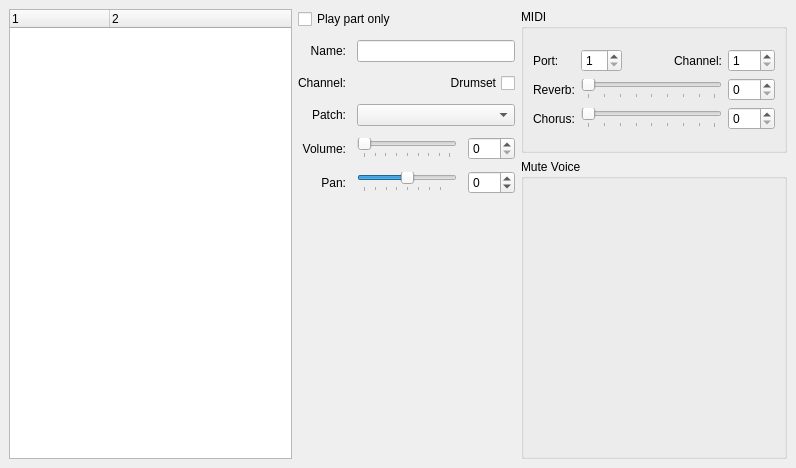
Above: mscore/mixer.ui from Obliquely/MuseScore before the change. Below: the same form after it.
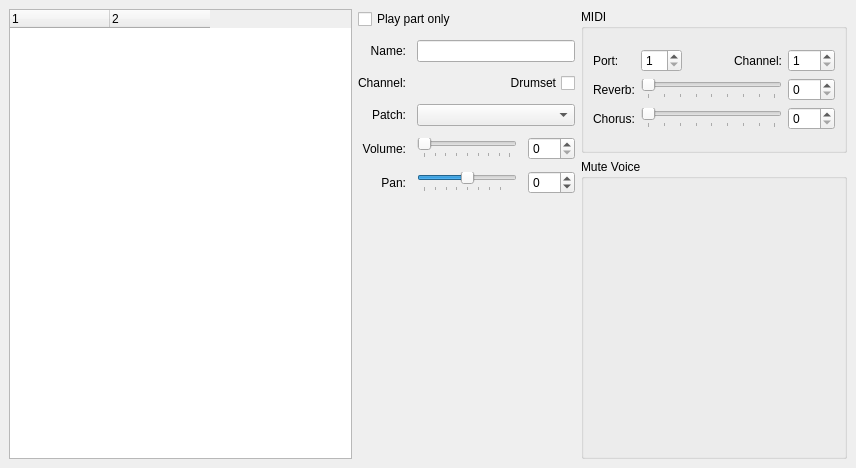
That is the form after the change.

```diff
--- a/mscore/mixer.ui
+++ b/mscore/mixer.ui
@@ -9,7 +9,7 @@
    <rect>
     <x>0</x>
     <y>0</y>
-    <width>796</width>
+    <width>856</width>
     <height>468</height>
    </rect>
   </property>
@@ -42,13 +42,13 @@
         </property>
         <property name="minimumSize">
          <size>
-          <width>200</width>
+          <width>260</width>
           <height>0</height>
          </size>
         </property>
         <property name="maximumSize">
          <size>
-          <width>350</width>
+          <width>16777215</width>
           <height>16777215</height>
          </size>
         </property>
@@ -59,10 +59,10 @@
          <bool>true</bool>
         </attribute>
         <attribute name="headerMinimumSectionSize">
-         <number>100</number>
+         <number>80</number>
         </attribute>
         <attribute name="headerStretchLastSection">
-         <bool>true</bool>
+         <bool>false</bool>
         </attribute>
         <column>
          <property name="text">
```
Left out of the diff: 2 changed lines with no effect on the pictures.
